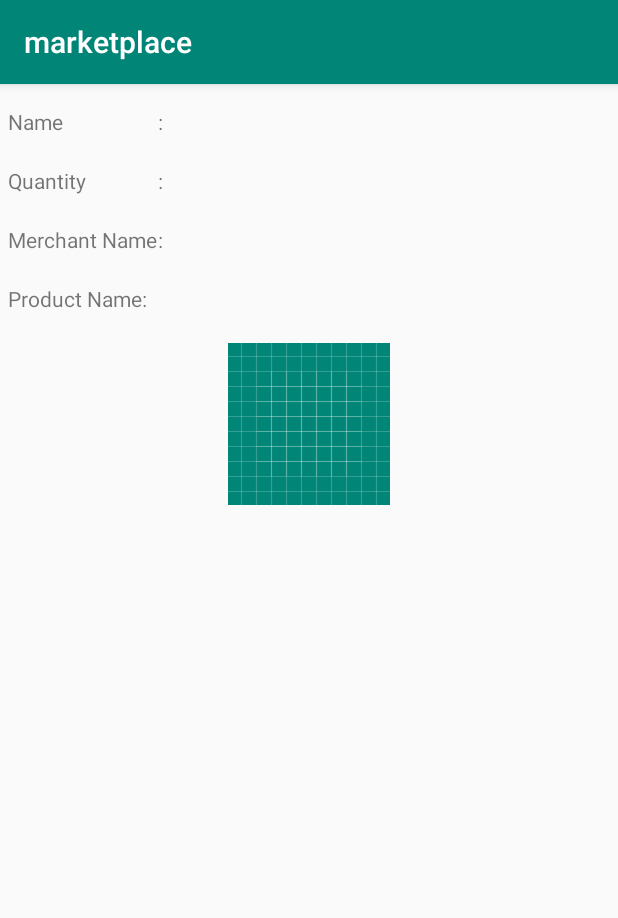
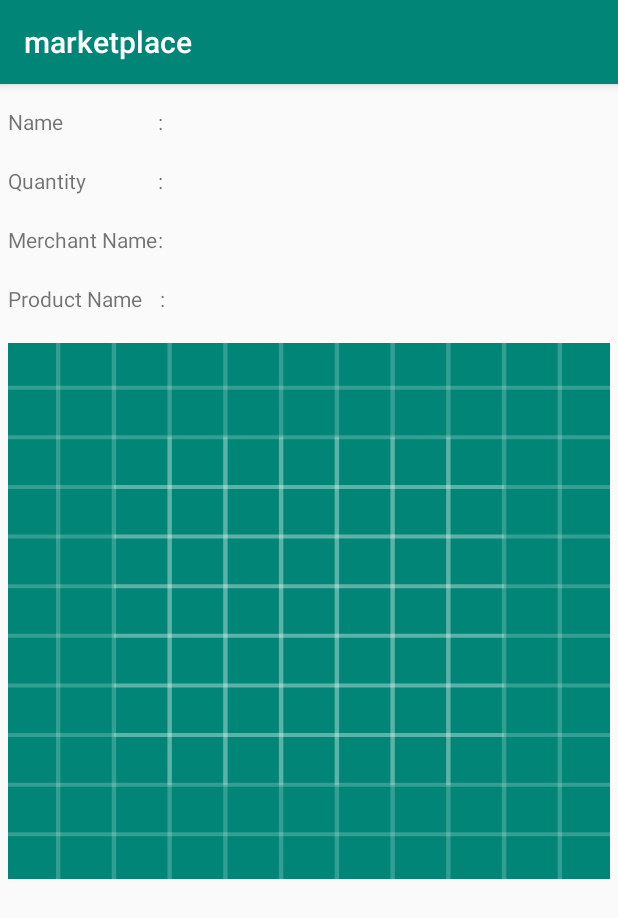
Before and after one commit to alifrzky123/TryMarketData, an Android app: the Detail screen opened directly, with no data from a screen before it, on a phone screen of 412 x 824 dp. Shown: the top 918 px of the screen. Run offline under Robolectric (Android 15) with nearby library versions, the phone set to English and light mode, and no system bars; pictures from the network do not load.

```diff
--- a/app/build.gradle
+++ b/app/build.gradle
@@ -32,4 +32,5 @@ dependencies {
     implementation 'com.github.bumptech.glide:glide:4.8.0'
     // Glide v4 uses this new annotation processor -- see https://bumptech.github.io/glide/doc/generatedapi.html
     annotationProcessor 'com.github.bumptech.glide:compiler:4.8.0'
+    implementation 'com.google.code.gson:gson:2.8.6'
 }
--- a/app/src/main/AndroidManifest.xml
+++ b/app/src/main/AndroidManifest.xml
@@ -9,14 +9,16 @@
         android:roundIcon="@mipmap/ic_launcher_round"
         android:supportsRtl="true"
         android:theme="@style/AppTheme">
-        <activity android:name=".Detail"></activity>
-        <activity android:name=".MainActivity">
+        <activity android:name=".GsonExample">
             <intent-filter>
                 <action android:name="android.intent.action.MAIN" />
 
                 <category android:name="android.intent.category.LAUNCHER" />
             </intent-filter>
         </activity>
+        <activity android:name=".Detail" />
+        <activity android:name=".MainActivity">
+        </activity>
     </application>
 
 </manifest>
--- a/app/src/main/java/com/training/alif/geeksfarm/marketplace/asynctask/AsyncTaskClass.java
+++ b/app/src/main/java/com/training/alif/geeksfarm/marketplace/asynctask/AsyncTaskClass.java
@@ -20,11 +20,9 @@ import java.io.IOException;
 import java.io.InputStream;
 import java.io.InputStreamReader;
 import java.lang.ref.WeakReference;
-import java.lang.reflect.Array;
 import java.net.HttpURLConnection;
 import java.net.MalformedURLException;
 import java.net.URL;
-import java.util.ArrayList;
 import java.util.List;
 
 public class AsyncTaskClass extends AsyncTask<String, Void, String>{
--- a/app/src/main/res/layout/activity_detail.xml
+++ b/app/src/main/res/layout/activity_detail.xml
@@ -4,7 +4,6 @@
     xmlns:app="http://schemas.android.com/apk/res-auto"
     xmlns:tools="http://schemas.android.com/tools"
     android:layout_width="match_parent"
-
     android:layout_height="match_parent"
     android:padding="5dp"
     >
@@ -30,6 +29,8 @@
             android:id="@+id/tv_name"
             android:layout_width="match_parent"
             android:layout_height="wrap_content"
+            android:textAlignment="center"
+            android:textStyle="bold"
             app:layout_constraintTop_toTopOf="parent"/>
 
     </LinearLayout>
@@ -57,6 +58,8 @@
             android:id="@+id/tv_qty"
             android:layout_width="match_parent"
             android:layout_height="wrap_content"
+            android:textAlignment="center"
+            android:textStyle="bold"
             app:layout_constraintTop_toTopOf="parent"/>
 
     </LinearLayout>
@@ -84,6 +87,8 @@
             android:id="@+id/tv_merch"
             android:layout_width="match_parent"
             android:layout_height="wrap_content"
+            android:textAlignment="center"
+            android:textStyle="bold"
             app:layout_constraintTop_toTopOf="parent"/>
 
     </LinearLayout>
@@ -98,20 +103,21 @@
 
         <TextView
             android:id="@+id/tv_prod_name"
-            android:layout_width="wrap_content"
+            android:layout_width="101dp"
             android:layout_height="wrap_content"
-            android:text="Product Name"/>
+            android:text="Product Name" />
 
         <TextView
             android:layout_width="wrap_content"
             android:layout_height="wrap_content"
-            android:text=":"
-            />
+            android:text=":" />
 
         <TextView
             android:id="@+id/tv_prod"
             android:layout_width="match_parent"
             android:layout_height="wrap_content"
+            android:textAlignment="center"
+            android:textStyle="bold"
             app:layout_constraintTop_toTopOf="parent"/>
     </LinearLayout>
     <LinearLayout
@@ -126,9 +132,10 @@
         <ImageView
             android:id="@+id/img_detail"
             android:layout_width="match_parent"
-            android:layout_height="match_parent"
-            app:layout_constraintBottom_toTopOf="@+id/detail_product_wrapper"
-            android:src="@drawable/ic_launcher_background"/>
+            android:layout_height="357dp"
+            android:scaleType="fitXY"
+            android:src="@drawable/ic_launcher_background"
+            app:layout_constraintBottom_toTopOf="@+id/detail_product_wrapper" />
     </LinearLayout>
 
 </androidx.constraintlayout.widget.ConstraintLayout>
--- a/app/src/main/res/layout/activity_main.xml
+++ b/app/src/main/res/layout/activity_main.xml
@@ -1,10 +1,12 @@
 <?xml version="1.0" encoding="utf-8"?>
-<androidx.constraintlayout.widget.ConstraintLayout xmlns:android="http://schemas.android.com/apk/res/android"
+<androidx.constraintlayout.widget.ConstraintLayout
+    xmlns:android="http://schemas.android.com/apk/res/android"
     xmlns:app="http://schemas.android.com/apk/res-auto"
     xmlns:tools="http://schemas.android.com/tools"
     android:layout_width="match_parent"
     android:layout_height="match_parent"
-    tools:context=".MainActivity">
+    tools:context=".MainActivity"
+    android:padding="10dp">
 
     <androidx.recyclerview.widget.RecyclerView
         android:id="@+id/rv_market_id"
```
Also changed, not shown: app/src/main/java/com/training/alif/geeksfarm/marketplace/Detail.java (+7 -1 lines), app/src/main/java/com/training/alif/geeksfarm/marketplace/GsonExample.java (added, +16 -0 lines), app/src/main/java/com/training/alif/geeksfarm/marketplace/MainActivity.java (+3 -54 lines), app/src/main/java/com/training/alif/geeksfarm/marketplace/entity/Mahasiswa.java (added, +30 -0 lines), app/src/main/res/layout/activity_gson_example.xml (added, +9 -0 lines).
